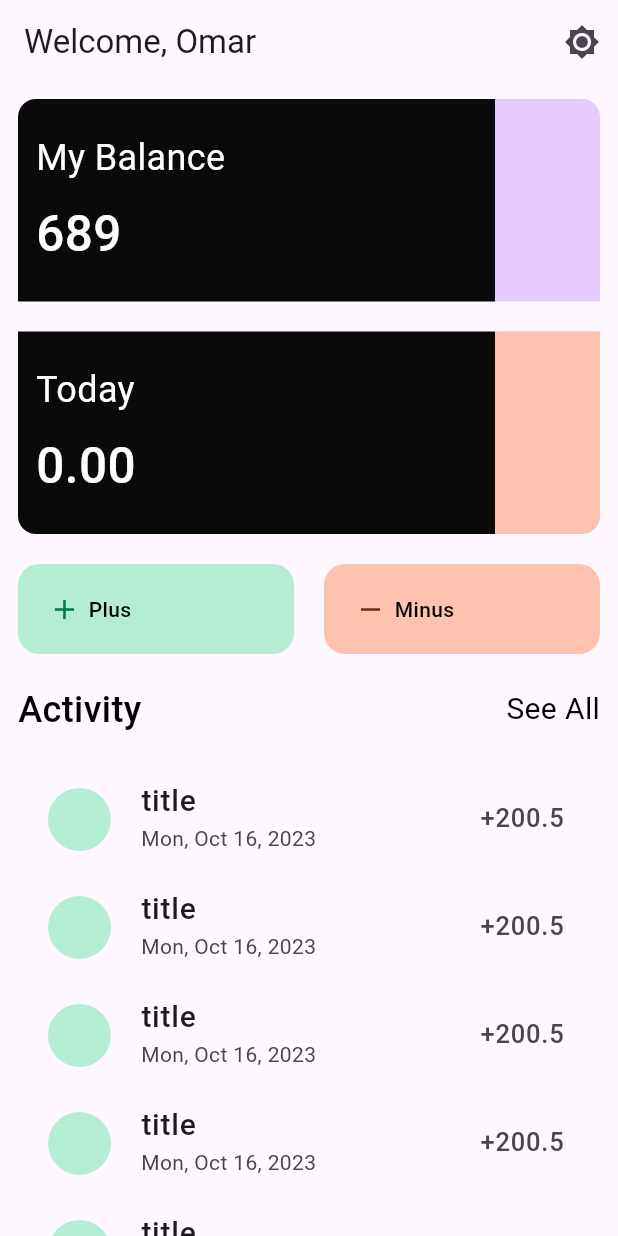
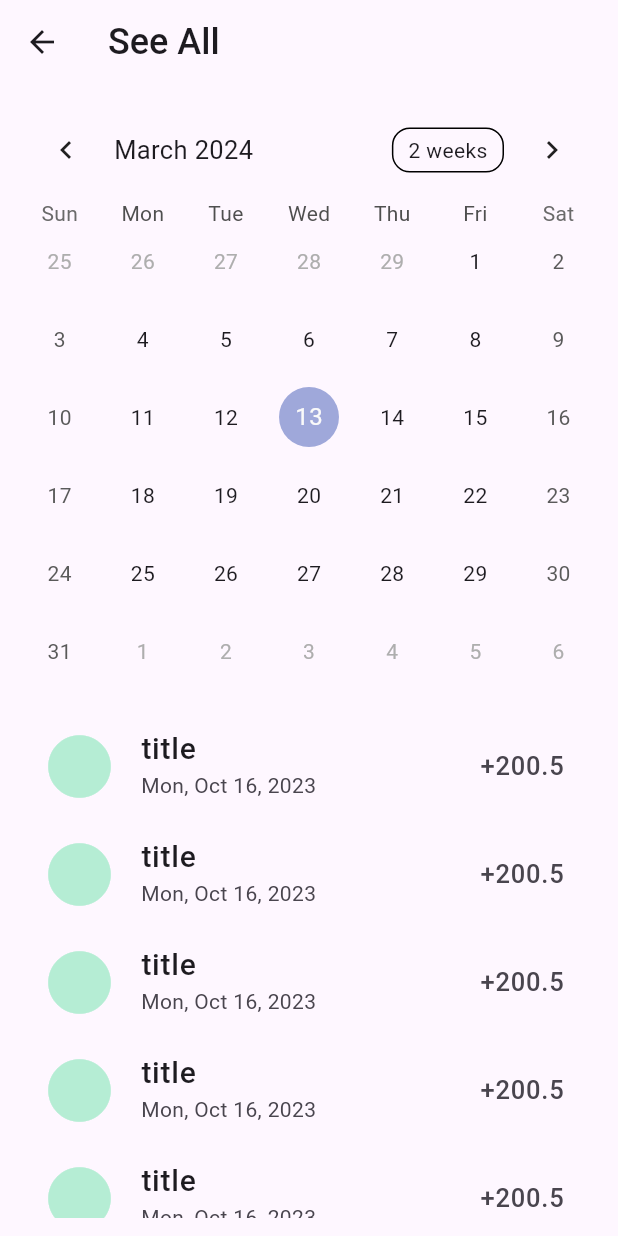
Before and after one commit to Omar-Ashraf-69/finance_app, a Flutter app: the screen it shows after launch, after a tap on "Skip", after a tap on "See All", on a phone screen of 412 x 824 dp. Run offline on Flutter 3.47's test engine with Material 3 defaults, Android fonts, the light colour scheme and no system bars; drawn by our look-alikes of table_calendar; our stand-ins replace flutter_svg, shared_preferences.

Commit message:
finished the see_all_screen and the whole ui

```diff
--- a/lib/main.dart
+++ b/lib/main.dart
@@ -18,13 +18,9 @@ class MyApp extends StatelessWidget {
       debugShowCheckedModeBanner: false,
       theme: ThemeData(
         colorScheme: ColorScheme.fromSeed(seedColor: Colors.deepPurple),
-        textTheme: const TextTheme(
-          bodyLarge: TextStyle(color: Colors.white),
-          bodyMedium: TextStyle(color: Colors.white),
-        ),
         useMaterial3: true,
       ),
-      home:  const SplashScreen(),
+      home: const SplashScreen(),
     );
   }
 }
--- a/lib/screens/home_screen.dart
+++ b/lib/screens/home_screen.dart
@@ -1,5 +1,6 @@
 import 'package:finanice_app/colors/colors.dart';
 import 'package:finanice_app/screens/adding_finance_screen.dart';
+import 'package:finanice_app/screens/see_all_screen.dart';
 import 'package:finanice_app/widgets/activity_widget.dart';
 import 'package:finanice_app/widgets/money_banner_widget.dart';
 import 'package:finanice_app/widgets/plus_minus_button_widget.dart';
@@ -108,7 +109,13 @@ class _HomeScreenState extends State<HomeScreen> {
                   ),
                   const Spacer(),
                   GestureDetector(
-                      onTap: () {},
+                      onTap: () {
+                        Navigator.push(
+                            context,
+                            MaterialPageRoute(
+                              builder: (context) => const SeeAllScreen(),
+                            ));
+                      },
                       child: const Text(
                         "See All",
                         style: TextStyle(
--- /dev/null
+++ b/lib/screens/see_all_screen.dart
@@ -0,0 +1,79 @@
+import 'package:finanice_app/colors/colors.dart';
+import 'package:finanice_app/widgets/activity_widget.dart';
+import 'package:flutter/material.dart';
+import 'package:table_calendar/table_calendar.dart';
+
+class SeeAllScreen extends StatefulWidget {
+  const SeeAllScreen({super.key});
+
+  @override
+  State<SeeAllScreen> createState() => _SeeAllScreenState();
+}
+
+class _SeeAllScreenState extends State<SeeAllScreen> {
+  CalendarFormat _calendarFormat = CalendarFormat.month;
+  DateTime _focusedDay = DateTime.now();
+  DateTime? _selectedDay;
+  @override
+  Widget build(BuildContext context) {
+    return Scaffold(
+      appBar: AppBar(
+        title: const Text(
+          "See All",
+          style: TextStyle(
+            fontWeight: FontWeight.w500,
+            fontSize: 24,
+          ),
+        ),
+      ),
+      body: Padding(
+        padding: const EdgeInsets.all(12.0),
+        child: Column(
+          children: [
+            TableCalendar(
+              firstDay: DateTime.utc(2024, 01, 01),
+              lastDay: DateTime.utc(2025, 12, 31),
+              focusedDay: _focusedDay,
+              calendarFormat: _calendarFormat,
+              selectedDayPredicate: (day) {
+                return isSameDay(_selectedDay, day);
+              },
+              onDaySelected: (selectedDay, focusedDay) {
+                if (!isSameDay(_selectedDay, selectedDay)) {
+                  setState(() {
+                    _selectedDay = selectedDay;
+                    _focusedDay = focusedDay;
+                  });
+                }
+              },
+              onFormatChanged: (format) {
+                if (_calendarFormat != format) {
+                  setState(() {
+                    _calendarFormat = format;
+                  });
+                }
+              },
+              onPageChanged: (focusedDay) {
+                _focusedDay = focusedDay;
+              },
+            ),
+            const SizedBox(
+              height: 15,
+            ),
+            Expanded(
+              child: ListView.builder(
+                itemCount: 19,
+                itemBuilder: (context, index) => const ActivityWidget(
+                  title: 'title',
+                  subTitle: 'Mon, Oct 16, 2023',
+                  color: kSeconderyGreenColor,
+                  trail: '+200.5',
+                ),
+              ),
+            ),
+          ],
+        ),
+      ),
+    );
+  }
+}
--- a/lib/widgets/money_banner_widget.dart
+++ b/lib/widgets/money_banner_widget.dart
@@ -1,4 +1,3 @@
-
 import 'package:finanice_app/colors/colors.dart';
 import 'package:flutter/material.dart';
 
@@ -40,12 +39,14 @@ class MoneyBannerWidget extends StatelessWidget {
                       totaleBalance,
                       style: const TextStyle(
                         fontSize: 24,
+                        color: Colors.white,
                       ),
                     ),
                     Text(
                       todayBalance,
                       style: const TextStyle(
                         fontSize: 33,
+                        color: Colors.white,
                         fontWeight: FontWeight.w500,
                       ),
                     )
```
